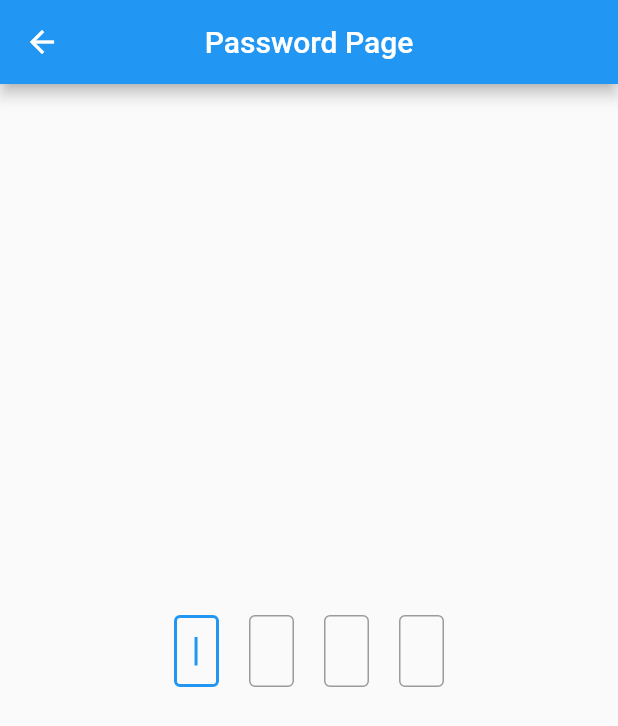
After one commit to jiangkang/flutter-system, a Flutter app: the PasswordPage screen opened by its route, on a phone screen of 412 x 824 dp. The commit adds this screen. Shown: the top 726 px of the screen. Run offline on Flutter 3.47's test engine with Material 2 defaults, Android fonts, the phone set to English and light mode, and no system bars; our stand-ins replace cached_network_image, camera, flutter_markdown, shared_preferences, sqflite, video_player and 1 more; accounts and stored records are empty; network calls fail.

Commit message:
Password Page

```diff
--- /dev/null
+++ b/lib/component/password.dart
@@ -0,0 +1,184 @@
+import 'dart:async';
+
+import 'package:flutter/material.dart';
+import 'package:flutter/services.dart';
+
+enum ActionType { paste, delete }
+
+class PasswordBox extends StatefulWidget {
+  /// Password num
+  final int boxCount;
+
+  final double boxWidth;
+
+  final double boxHeight;
+
+  final bool autoFocus;
+
+  final Function onSubmit;
+
+  final Function onClear;
+
+  final double spaceBetween;
+
+  final double containerHeight;
+
+  final double containerWidth;
+
+  final InputDecoration inputDecoration;
+
+  final Icon clearIcon;
+
+  final Icon pasteIcon;
+
+  final bool enableActionButton;
+
+  PasswordBox({
+    this.boxCount = 4,
+    this.boxWidth = 30,
+    this.boxHeight = 60,
+    this.autoFocus = true,
+    this.onSubmit,
+    this.onClear,
+    this.spaceBetween = 20,
+    this.containerWidth,
+    this.containerHeight = 60,
+    this.inputDecoration = const InputDecoration(
+        contentPadding: EdgeInsets.symmetric(horizontal: 10, vertical: 8),
+        border: OutlineInputBorder(),
+        counterText: ''),
+    this.clearIcon = const Icon(Icons.backspace),
+    this.pasteIcon = const Icon(Icons.content_paste),
+    this.enableActionButton = false,
+  });
+
+  @override
+  _PasswordBoxState createState() {
+    return _PasswordBoxState();
+  }
+}
+
+class _PasswordBoxState extends State<PasswordBox> {
+  Widget _actionButton;
+  List<FocusNode> _nodes;
+  List<TextEditingController> _controllers;
+  String _clipText;
+
+  final _onchangeSinkCtrl = StreamController<FieldModel>();
+
+  Sink<FieldModel> get onTextChange => _onchangeSinkCtrl.sink;
+
+  @override
+  void initState() {
+    _actionButton = _buildActionButton();
+    _nodes = List.generate(widget.boxCount, (index) => FocusNode());
+    _controllers =
+        List.generate(widget.boxCount, (index) => TextEditingController());
+    _onchangeSinkCtrl.stream
+        .distinct()
+        .listen((FieldModel m) => _onTextChanged(m));
+    checkClipboard();
+    super.initState();
+  }
+
+  @override
+  Widget build(BuildContext context) {
+    return Container(
+      width: widget.containerWidth,
+      height: widget.containerHeight,
+      child: _buildTextFields(context),
+    );
+  }
+
+  _buildTextFields(BuildContext context) {
+    List<Widget> fields = List();
+    for (int i = 0; i < widget.boxCount; i++) {
+      fields.add(SizedBox(
+        width: widget.boxWidth,
+        height: widget.boxHeight,
+        child: TextField(
+          autofocus: i == 0 ? widget.autoFocus : false,
+          decoration: widget.inputDecoration,
+          keyboardType: TextInputType.number,
+          textInputAction: TextInputAction.next,
+          inputFormatters: [LengthLimitingTextInputFormatter(1)],
+          textAlign: TextAlign.center,
+          focusNode: _nodes[i],
+          controller: _controllers[i],
+          onChanged: (String value) {
+            onTextChange.add(FieldModel(text: value, index: i));
+          },
+        ),
+      ));
+      if (i < widget.boxCount - 1) {
+        fields.add(VerticalDivider(
+          width: widget.spaceBetween,
+          color: Colors.transparent,
+        ));
+      }
+    }
+    if (widget.enableActionButton) {
+      fields.add(_actionButton);
+    }
+    return Row(
+      mainAxisAlignment: MainAxisAlignment.center,
+      mainAxisSize: MainAxisSize.min,
+      crossAxisAlignment: CrossAxisAlignment.center,
+      children: fields,
+      verticalDirection: VerticalDirection.down,
+    );
+  }
+
+  Widget _buildActionButton() {
+    return StreamBuilder<ActionType>(
+      stream: StreamController<ActionType>().stream,
+      initialData: ActionType.paste,
+      builder: (BuildContext context, AsyncSnapshot<ActionType> snapshot) {
+        Widget button = Container();
+        switch (snapshot.data) {
+          case ActionType.paste:
+            button = widget.pasteIcon;
+            break;
+          case ActionType.delete:
+            button = widget.clearIcon;
+            break;
+        }
+        return IconButton(
+          icon: button,
+          onPressed: () {},
+        );
+      },
+    );
+  }
+
+  _onTextChanged(FieldModel model) {
+    _focusNext(model.text, model.index);
+  }
+
+  _focusNext(String value, int index) {
+    if (value.isNotEmpty) {
+      if (index == widget.boxCount - 1) {
+        _submit();
+      } else {
+        FocusScope.of(context).requestFocus(_nodes[index + 1]);
+      }
+    }
+  }
+
+  /// Get the text of the clipboard
+  Future<bool> checkClipboard() async {
+    ClipboardData clipboardData = await Clipboard.getData('text/plain');
+    _clipText = clipboardData?.text ?? '';
+    return _clipText.isNotEmpty;
+  }
+
+  void _submit() {
+    for (int i = 0; i < widget.boxCount; ++i) {}
+  }
+}
+
+class FieldModel {
+  final int index;
+  final String text;
+  FieldModel({this.index, this.text});
+}
--- a/lib/entries.dart
+++ b/lib/entries.dart
@@ -5,6 +5,7 @@ import 'model/model_entry.dart';
 final List<EntryItem> pageEntries = [
   EntryItem("Guide Page", "/page/guide"),
   EntryItem("MarkDown Editor", "/page/markdown"),
+  EntryItem("Password", "/page/password"),
 ];
 
 final List<EntryItem> componentEntries = [
@@ -34,5 +35,5 @@ final List<EntryItem> demoEntries = [
 ];
 
 final Map<String, IconData> ICONS = {
-  "Text": Icons.text_fields,
+  "text_fields": Icons.text_fields,
 };
--- /dev/null
+++ b/lib/page/page_password.dart
@@ -0,0 +1,27 @@
+import 'package:flutter/material.dart';
+import 'package:flutter_system/component/password.dart';
+
+class PasswordPage extends StatefulWidget {
+  @override
+  _PasswordPageState createState() {
+    return _PasswordPageState();
+  }
+}
+
+class _PasswordPageState extends State<PasswordPage> {
+  @override
+  Widget build(BuildContext context) {
+    return Scaffold(
+        appBar: AppBar(
+          title: Text("Password Page"),
+          centerTitle: true,
+        ),
+        body: Container(
+          width: double.infinity,
+          height: double.infinity,
+          child: PasswordBox(
+            enableActionButton: false,
+          ),
+        ));
+  }
+}
--- a/lib/page_routers.dart
+++ b/lib/page_routers.dart
@@ -22,6 +22,7 @@ import 'package:flutter_system/demos/demo_websocket.dart';
 import 'package:flutter_system/home.dart';
 import 'package:flutter_system/page/guide.dart';
 import 'package:flutter_system/page/page_markdown.dart';
+import 'package:flutter_system/page/page_password.dart';
 import 'package:flutter_system/page/page_show0.dart';
 
 /// 路由汇总
@@ -30,6 +31,7 @@ final Map<String, WidgetBuilder> pageRouters = {
   "/page/guide": (BuildContext context) => GuidePage(),
   "/page/show0": (BuildContext context) => Show0Page(),
   "/page/markdown": (BuildContext context) => MarkDownEditorPage(),
+  "/page/password": (BuildContext context) => PasswordPage(),
   "/demo/text": (BuildContext context) => TextDemo(),
   "/demo/image": (BuildContext context) => ImageDemo(),
   "/demo/http": (BuildContext context) => HttpDemo(),
```
